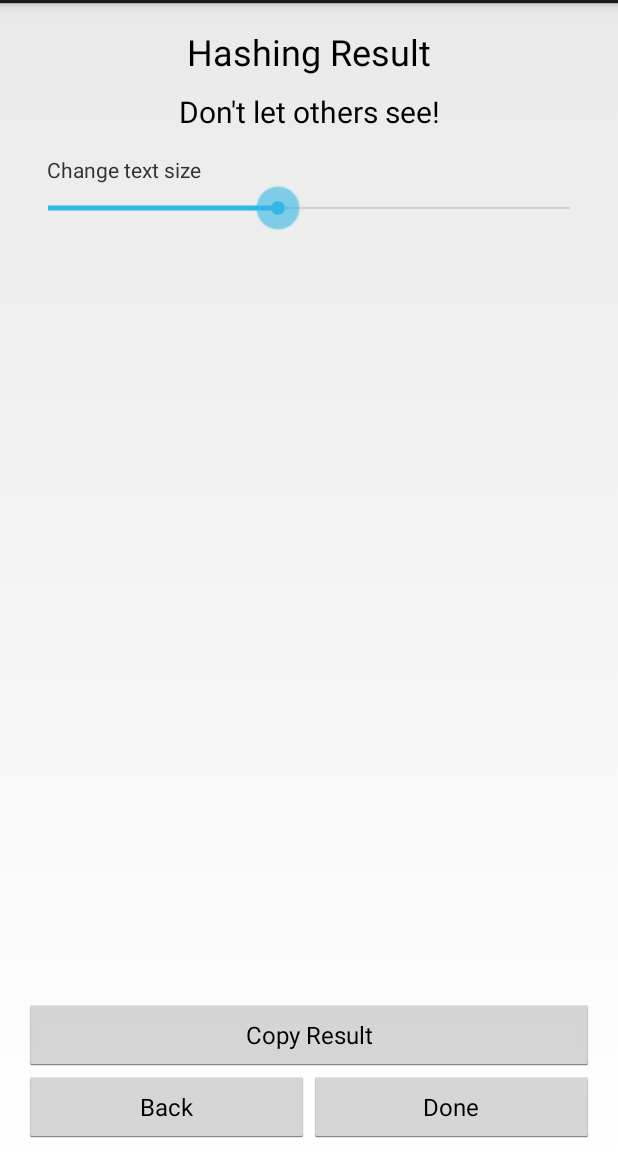
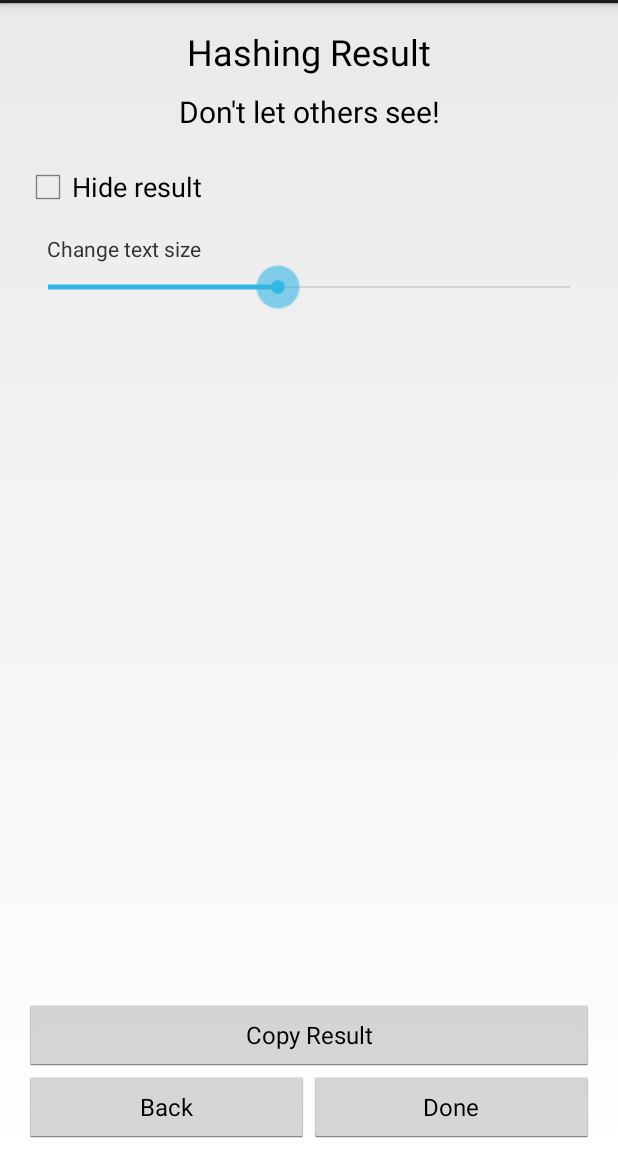
Before and after one commit to logchan/SecurePasswordManager, an Android app: the HashingResultActivity screen opened directly, with no data from a screen before it, on a phone screen of 412 x 824 dp, the part 69-1236 px from its top. Run offline under Robolectric (Android 15) with nearby library versions, the phone set to English and light mode, and no system bars.

Commit message:
update activities to load app settings

```diff
--- a/app/src/main/java/hk/ust/ustac/team8/securepasswordmanager/HashingResultActivity.java
+++ b/app/src/main/java/hk/ust/ustac/team8/securepasswordmanager/HashingResultActivity.java
@@ -12,10 +12,13 @@ import android.os.Bundle;
 import android.util.TypedValue;
 import android.view.View;
 import android.widget.Button;
+import android.widget.CheckBox;
+import android.widget.CompoundButton;
 import android.widget.SeekBar;
 import android.widget.TextView;
 
-public class HashingResultActivity extends Activity implements SeekBar.OnSeekBarChangeListener, Button.OnClickListener {
+public class HashingResultActivity extends Activity implements SeekBar.OnSeekBarChangeListener, Button.OnClickListener,
+        CompoundButton.OnCheckedChangeListener {
 
     private ApplicationManager manager;
 
@@ -28,6 +31,8 @@ public class HashingResultActivity extends Activity implements SeekBar.OnSeekBar
     private Button copyBtn;
 
     private SeekBar resultSizeSeek;
+
+    private CheckBox hideCheck;
 
     @Override
     protected void onCreate(Bundle savedInstanceState) {
@@ -51,17 +56,28 @@ public class HashingResultActivity extends Activity implements SeekBar.OnSeekBar
         backBtn = (Button) findViewById(R.id.hashingResultBackBtn);
         doneBtn = (Button) findViewById(R.id.hashingResultDoneBtn);
         copyBtn = (Button) findViewById(R.id.hashingResultCopyBtn);
+        hideCheck = (CheckBox) findViewById(R.id.hashingResultHideCheck);
 
         // setup listener
         resultSizeSeek.setOnSeekBarChangeListener(this);
         backBtn.setOnClickListener(this);
         doneBtn.setOnClickListener(this);
         copyBtn.setOnClickListener(this);
+        hideCheck.setOnCheckedChangeListener(this);
 
         // set view
+        hashingResultText.setTextSize(TypedValue.COMPLEX_UNIT_SP, manager.getSettings().resultFontsize);
+
+        // apply the application settings
         resultSizeSeek.setProgress(manager.getSettings().resultFontsize);
-        hashingResultText.setTextSize(TypedValue.COMPLEX_UNIT_SP, manager.getSettings().resultFontsize);
-        setHashingResultText(manager.getSettings().lastHashingResult);
+        if (manager.getSettings().hideResult) {
+            hideCheck.setChecked(true);
+            hashingResultText.setText(getString(R.string.result_hidden));
+        }
+        else {
+            hideCheck.setChecked(false);
+            setHashingResultText(manager.getSettings().lastHashingResult);
+        }
     }
 
     @Override
@@ -142,4 +158,14 @@ public class HashingResultActivity extends Activity implements SeekBar.OnSeekBar
 
         hashingResultText.setText(toDisplay.toString());
     }
+
+    @Override
+    public void onCheckedChanged(CompoundButton compoundButton, boolean b) {
+        if (compoundButton.isChecked()) {
+            hashingResultText.setText(getString(R.string.result_hidden));
+        }
+        else {
+            setHashingResultText(manager.getSettings().lastHashingResult);
+        }
+    }
 }
--- a/app/src/main/java/hk/ust/ustac/team8/securepasswordmanager/InformationInputActivity.java
+++ b/app/src/main/java/hk/ust/ustac/team8/securepasswordmanager/InformationInputActivity.java
@@ -96,6 +96,10 @@ public class InformationInputActivity extends Activity implements Button.OnClick
         }
 
         initListView(false);
+
+        // apply the application settings
+        timeToHashED.setText(((Integer)manager.getSettings().defaultHashingTimes).toString());
+        resultLenED.setText(((Integer)manager.getSettings().defaultResultLength).toString());
     }
 
     @Override
--- a/app/src/main/res/layout/activity_hashing_result.xml
+++ b/app/src/main/res/layout/activity_hashing_result.xml
@@ -21,6 +21,15 @@
         <TextView
             style="@style/PageSubTitle"
             android:text="@string/subtitle_activity_hashing_result"
+            />
+
+        <CheckBox
+            android:layout_width="match_parent"
+            android:layout_height="wrap_content"
+            style="@style/TextViewTheme.SettingsTitle"
+            android:layout_marginLeft="0dp"
+            android:text="@string/hide_result"
+            android:id="@+id/hashingResultHideCheck"
             />
 
         <TextView
--- a/app/src/main/res/values/strings.xml
+++ b/app/src/main/res/values/strings.xml
@@ -92,6 +92,8 @@
     <string name="hashing_result_change_fontsize">Change text size</string>
     <string name="copy_hashing_result">Copy Result</string>
     <string name="result_copied">Succefully copied result</string>
+    <string name="hide_result">Hide result</string>
+    <string name="result_hidden">HIDDEN</string>
 
     <!-- Scheme Edit Page -->
     <string name="title_activity_scheme_edit">Edit Scheme</string>
```
